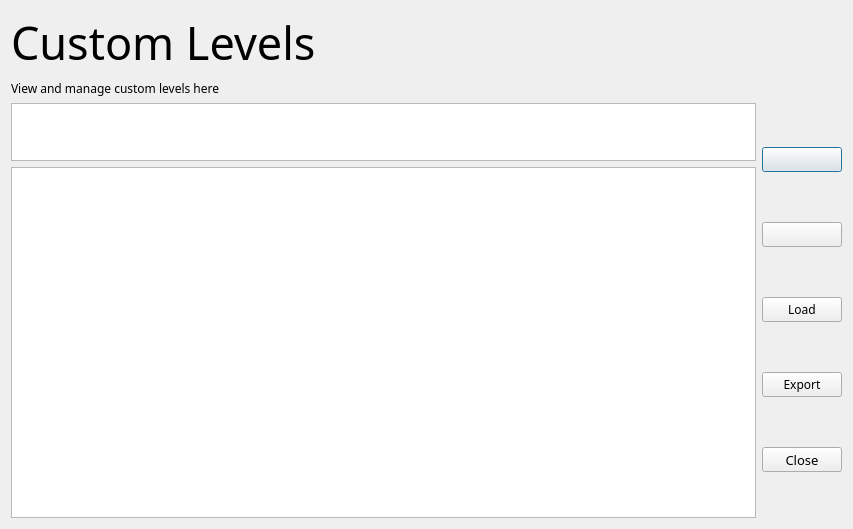
Qt form wikiLYNX/ui/editlevel.ui (flamboyantpenguin/wikilynx) before a commit.
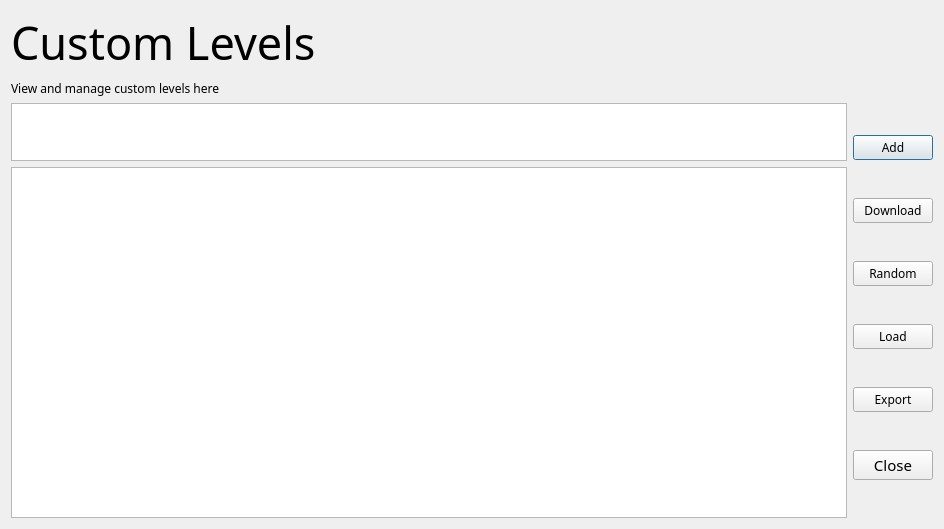
The same form after that commit. Icons and pictures are not drawn.

The edit to the form file:
```diff
--- a/wikiLYNX/ui/editlevel.ui
+++ b/wikiLYNX/ui/editlevel.ui
@@ -9,7 +9,7 @@
    <rect>
     <x>0</x>
     <y>0</y>
-    <width>853</width>
+    <width>944</width>
     <height>529</height>
    </rect>
   </property>
@@ -72,7 +72,7 @@
       <number>0</number>
      </property>
      <item>
-      <layout class="QVBoxLayout" name="verticalLayout_2">
+      <layout class="QVBoxLayout" name="verticalLayout_2" stretch="0,1">
        <item>
         <widget class="QListWidget" name="header">
          <property name="maximumSize">
@@ -116,12 +116,12 @@
         <widget class="QPushButton" name="addButton">
          <property name="maximumSize">
           <size>
-           <width>80</width>
-           <height>25</height>
+           <width>16777215</width>
+           <height>16777215</height>
           </size>
          </property>
          <property name="text">
-          <string/>
+          <string>Add</string>
          </property>
          <property name="icon">
           <iconset theme="add"/>
@@ -132,27 +132,34 @@
         <widget class="QPushButton" name="downloadButton">
          <property name="maximumSize">
           <size>
-           <width>80</width>
-           <height>25</height>
+           <width>16777215</width>
+           <height>16777215</height>
           </size>
          </property>
          <property name="toolTip">
           <string>Download Custom Levels from DAWN Archives</string>
          </property>
          <property name="text">
-          <string/>
+          <string>Download</string>
          </property>
          <property name="icon">
           <iconset theme="download"/>
          </property>
         </widget>
        </item>
+       <item>
+        <widget class="QPushButton" name="randomButton">
+         <property name="text">
+          <string>Random</string>
+         </property>
+        </widget>
+       </item>
        <item>
         <widget class="QPushButton" name="loadButton">
          <property name="maximumSize">
           <size>
-           <width>80</width>
-           <height>25</height>
+           <width>16777215</width>
+           <height>16777215</height>
           </size>
          </property>
          <property name="statusTip">
@@ -179,8 +186,8 @@
         <widget class="QPushButton" name="exportButton">
          <property name="maximumSize">
           <size>
-           <width>80</width>
-           <height>25</height>
+           <width>16777215</width>
+           <height>16777215</height>
           </size>
          </property>
          <property name="statusTip">
@@ -198,14 +205,14 @@
         <widget class="QPushButton" name="closeButton">
          <property name="maximumSize">
           <size>
-           <width>80</width>
-           <height>25</height>
+           <width>16777215</width>
+           <height>16777215</height>
           </size>
          </property>
          <property name="font">
           <font>
-           <family>Noto Sans</family>
-           <pointsize>10</pointsize>
+           <family>Comfortaa</family>
+           <pointsize>11</pointsize>
            <bold>false</bold>
           </font>
          </property>
```
